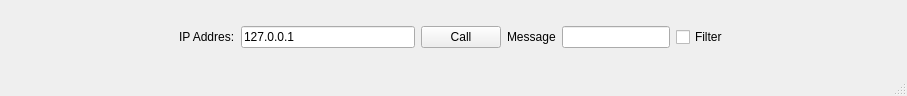
This is Lab2/mainwindow.ui in fredriklind/M7017E-Lab2 as Qt 5 draws it before an edit. The edited form follows.
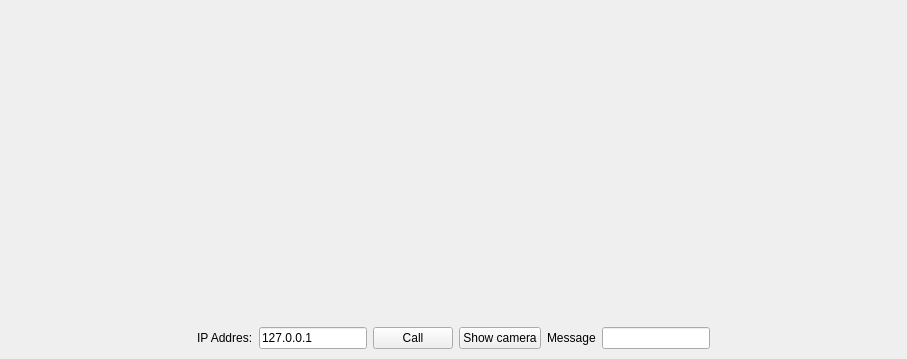
This is the edited form.

What changed in the file:
```diff
--- a/Lab2/mainwindow.ui
+++ b/Lab2/mainwindow.ui
@@ -7,13 +7,13 @@
     <x>0</x>
     <y>0</y>
     <width>907</width>
-    <height>96</height>
+    <height>359</height>
    </rect>
   </property>
   <property name="sizePolicy">
    <sizepolicy hsizetype="Ignored" vsizetype="Ignored">
-    <horstretch>0</horstretch>
-    <verstretch>0</verstretch>
+    <horstretch>1</horstretch>
+    <verstretch>1</verstretch>
    </sizepolicy>
   </property>
   <property name="windowTitle">
@@ -24,6 +24,9 @@
     <enum>Qt::LeftToRight</enum>
    </property>
    <layout class="QVBoxLayout" name="verticalLayout">
+    <property name="spacing">
+     <number>10</number>
+    </property>
     <property name="leftMargin">
      <number>0</number>
     </property>
@@ -36,16 +39,32 @@
     <property name="bottomMargin">
      <number>0</number>
     </property>
+    <item>
+     <widget class="QWidget" name="videoWidget" native="true">
+      <property name="sizePolicy">
+       <sizepolicy hsizetype="Ignored" vsizetype="Ignored">
+        <horstretch>1</horstretch>
+        <verstretch>1</verstretch>
+       </sizepolicy>
+      </property>
+     </widget>
+    </item>
     <item>
      <layout class="QHBoxLayout" name="horizontalLayout">
       <property name="sizeConstraint">
        <enum>QLayout::SetNoConstraint</enum>
       </property>
       <property name="leftMargin">
-       <number>5</number>
+       <number>10</number>
+      </property>
+      <property name="topMargin">
+       <number>0</number>
       </property>
       <property name="rightMargin">
-       <number>5</number>
+       <number>10</number>
+      </property>
+      <property name="bottomMargin">
+       <number>10</number>
       </property>
       <item>
        <spacer name="horizontalSpacer_2">
@@ -69,6 +88,12 @@
       </item>
       <item>
        <widget class="QLineEdit" name="ipField">
+        <property name="sizePolicy">
+         <sizepolicy hsizetype="Fixed" vsizetype="Fixed">
+          <horstretch>0</horstretch>
+          <verstretch>0</verstretch>
+         </sizepolicy>
+        </property>
         <property name="text">
          <string>127.0.0.1</string>
         </property>
@@ -81,6 +106,13 @@
         </property>
        </widget>
       </item>
+      <item>
+       <widget class="QPushButton" name="showCamera">
+        <property name="text">
+         <string>Show camera</string>
+        </property>
+       </widget>
+      </item>
       <item>
        <widget class="QLabel" name="label_2">
         <property name="text">
@@ -98,13 +130,6 @@
         </property>
        </widget>
       </item>
-      <item>
-       <widget class="QCheckBox" name="checkBox">
-        <property name="text">
-         <string>Filter</string>
-        </property>
-       </widget>
-      </item>
       <item>
        <spacer name="horizontalSpacer">
         <property name="orientation">
@@ -122,7 +147,6 @@
     </item>
    </layout>
   </widget>
-  <widget class="QStatusBar" name="statusBar"/>
   <widget class="QMenuBar" name="menu">
    <property name="geometry">
     <rect>
```
